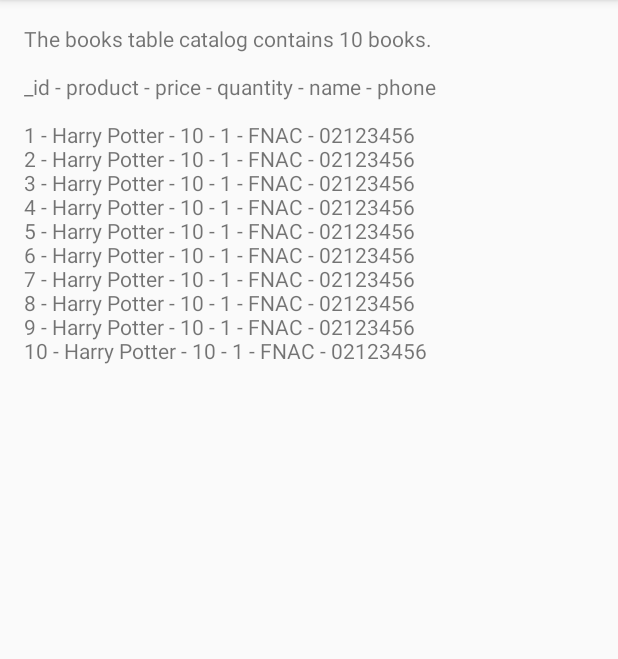
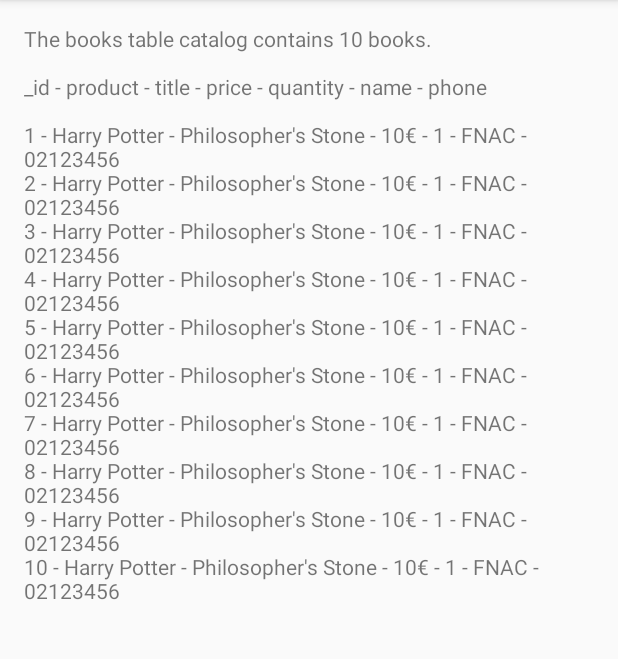
Before and after one commit to fragargon/InventoryApp, an Android app: the screen it shows after launch (MainActivity), on a phone screen of 412 x 824 dp, the part 84-743 px from its top. Run offline under Robolectric (Android 15) with nearby library versions, the phone set to English and light mode, and no system bars.

Commit message:
add a column in the SQL table (books)

```diff
--- a/app/src/main/java/com/example/android/inventoryapp/MainActivity.java
+++ b/app/src/main/java/com/example/android/inventoryapp/MainActivity.java
@@ -27,6 +27,11 @@ public class MainActivity extends AppCompatActivity {
         dbHelper = new BookDbHelper(this);
     }
 
+    /**
+     * This method callback helper methods (insertDummyData() and displayDatabaseInfo())
+     * when activity start. The purpose is to insert dummy data and display that data
+     * within the TextView (displayView)
+     */
     @Override
     protected void onStart() {
         super.onStart();
@@ -35,7 +40,7 @@ public class MainActivity extends AppCompatActivity {
     }
 
     /**
-     * Helper method to display the SQL information's table.
+     * Helper method to display the SQL information's table (books).
      */
     private void displayDatabaseInfo() {
 
@@ -46,6 +51,7 @@ public class MainActivity extends AppCompatActivity {
         String[] projection = {
                 BookEntry.COLUMN_KEY,
                 BookEntry.COLUMN_PRODUCT_NAME,
+                BookEntry.COLUMN_PRODUCT_TITLE,
                 BookEntry.COLUMN_PRICE,
                 BookEntry.COLUMN_QUANTITY,
                 BookEntry.COLUMN_SUPPLIER_NAME,
@@ -73,6 +79,7 @@ public class MainActivity extends AppCompatActivity {
             displayView.setText(header);
             displayView.append(BookEntry.COLUMN_KEY + " - " +
                     BookEntry.COLUMN_PRODUCT_NAME + " - " +
+                    BookEntry.COLUMN_PRODUCT_TITLE + " - " +
                     BookEntry.COLUMN_PRICE + " - " +
                     BookEntry.COLUMN_QUANTITY + " - " +
                     BookEntry.COLUMN_SUPPLIER_NAME + " - " +
@@ -81,6 +88,7 @@ public class MainActivity extends AppCompatActivity {
             // Index of each column
             int idColumnIndex = cursor.getColumnIndex(BookEntry.COLUMN_KEY);
             int productColumnIndex = cursor.getColumnIndex(BookEntry.COLUMN_PRODUCT_NAME);
+            int titleColumnIndex = cursor.getColumnIndex(BookEntry.COLUMN_PRODUCT_TITLE);
             int priceColumnIndex = cursor.getColumnIndex(BookEntry.COLUMN_PRICE);
             int quantityColumnIndex = cursor.getColumnIndex(BookEntry.COLUMN_QUANTITY);
             int supplierColumnIndex = cursor.getColumnIndex(BookEntry.COLUMN_SUPPLIER_NAME);
@@ -90,6 +98,7 @@ public class MainActivity extends AppCompatActivity {
             while (cursor.moveToNext()) {
                 int currentId = cursor.getInt(idColumnIndex);
                 String currentProduct = cursor.getString(productColumnIndex);
+                String currentTitle = cursor.getString(titleColumnIndex);
                 int currentPrice = cursor.getInt(priceColumnIndex);
                 int currentQuantity = cursor.getInt(quantityColumnIndex);
                 String currentSupplier = cursor.getString(supplierColumnIndex);
@@ -98,7 +107,8 @@ public class MainActivity extends AppCompatActivity {
                 // Display the values from each column
                 displayView.append("\n" + currentId + " - " +
                 currentProduct + " - " +
-                currentPrice + " - " +
+                currentTitle + " - " +
+                currentPrice + "€" + " - " +
                 currentQuantity + " - " +
                 currentSupplier + " - " +
                 currentPhone);
@@ -110,7 +120,7 @@ public class MainActivity extends AppCompatActivity {
     }
 
     /**
-     * Helper method to insert dummy data into the SQL table
+     * Helper method to insert dummy data into the SQL table (books)
      */
     private void insertDummyData() {
         // Gets the database in write mode
@@ -118,8 +128,11 @@ public class MainActivity extends AppCompatActivity {
 
         // Create a ContentValue object
         ContentValues values = new ContentValues();
+
+        // Loop 10 time to insert dummy data in the table (books).
         for(int i = 0; i<10; i++) {
             values.put(BookEntry.COLUMN_PRODUCT_NAME, "Harry Potter");
+            values.put(BookEntry.COLUMN_PRODUCT_TITLE, "Philosopher's Stone");
             values.put(BookEntry.COLUMN_PRICE, 10);
             values.put(BookEntry.COLUMN_QUANTITY, 1);
             values.put(BookEntry.COLUMN_SUPPLIER_NAME, "FNAC");
--- a/app/src/main/java/com/example/android/inventoryapp/data/BookContract.java
+++ b/app/src/main/java/com/example/android/inventoryapp/data/BookContract.java
@@ -15,6 +15,7 @@ public final class BookContract {
         // Column name
         public final static String COLUMN_KEY = BaseColumns._ID;
         public final static String COLUMN_PRODUCT_NAME = "product";
+        public final static String COLUMN_PRODUCT_TITLE = "title";
         public final static String COLUMN_PRICE = "price";
         public final static String COLUMN_QUANTITY = "quantity";
         public final static String COLUMN_SUPPLIER_NAME = "name";
--- a/app/src/main/java/com/example/android/inventoryapp/data/BookDbHelper.java
+++ b/app/src/main/java/com/example/android/inventoryapp/data/BookDbHelper.java
@@ -31,6 +31,7 @@ public class BookDbHelper extends SQLiteOpenHelper {
 
         final String SQL_CREATE_BOOKS_TABLE = "CREATE TABLE " + BookEntry.TABLE_NAME + " (" +
                 BookEntry.COLUMN_KEY + " INTEGER PRIMARY KEY AUTOINCREMENT, " +
+                BookEntry.COLUMN_PRODUCT_TITLE + " TEXT NOT NULL, " +
                 BookEntry.COLUMN_PRODUCT_NAME + " TEXT NOT NULL, " +
                 BookEntry.COLUMN_PRICE + " INTEGER NOT NULL, " +
                 BookEntry.COLUMN_QUANTITY + " INTEGER NOT NULL DEFAULT 0, " +
```
